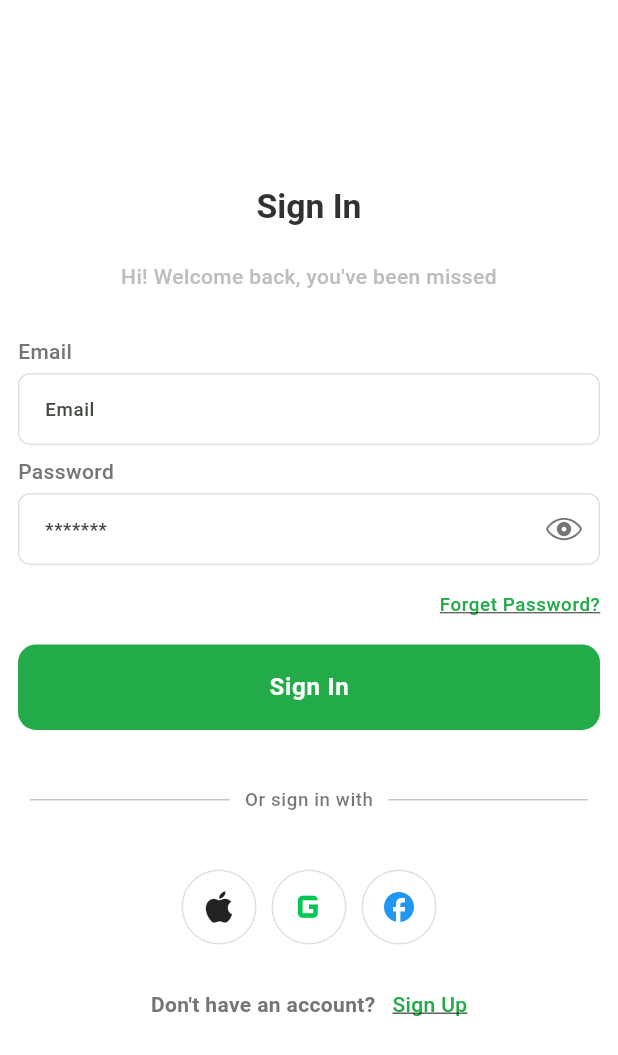
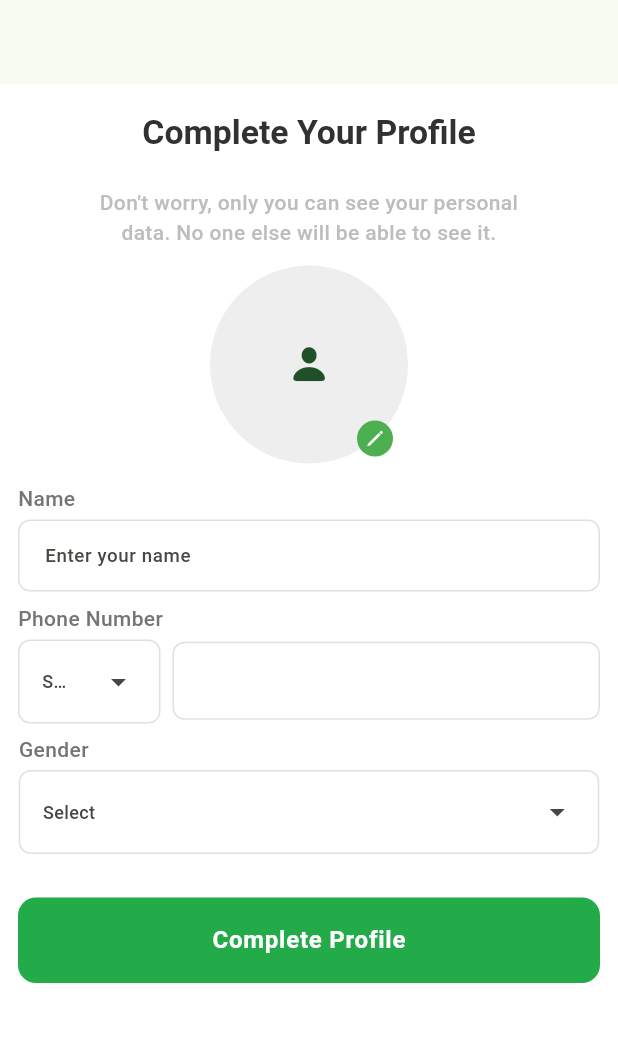
Before and after one commit to shuhaibkt02/easy_cart, a Flutter app: the screen it shows after launch, on a phone screen of 412 x 824 dp. Shown: the top 1055 px of the screen. Run offline on Flutter 3.47's test engine with Material 3 defaults, Android fonts, the phone set to English and light mode, and no system bars; our stand-ins replace flutter_bloc, fpdart, get_it, supabase_flutter; accounts and stored records are empty.

Commit message:
create profile page completed ui

```diff
--- /dev/null
+++ b/lib/feature/auth/presentation/screen/create_profile_screen.dart
@@ -0,0 +1,132 @@
+import 'package:easy_cart/feature/auth/presentation/widget/custom_button.dart';
+import 'package:easy_cart/feature/auth/presentation/widget/custom_text.dart';
+import 'package:easy_cart/feature/auth/presentation/widget/custom_text_field.dart';
+import 'package:easy_cart/feature/auth/presentation/widget/dropdown_custom.dart';
+import 'package:easy_cart/feature/auth/presentation/widget/phone_number_field.dart';
+import 'package:flutter/cupertino.dart';
+import 'package:flutter/material.dart';
+
+class CreateProfile extends StatelessWidget {
+  const CreateProfile({super.key});
+
+  @override
+  Widget build(BuildContext context) {
+    double width = MediaQuery.sizeOf(context).width;
+    final textStyle = Theme.of(context).textTheme;
+    final nameController = TextEditingController();
+    final phoneController = TextEditingController();
+    final GlobalKey<FormState> _formKey = GlobalKey<FormState>();
+
+    // function
+    void completeProcess() {
+      if (_formKey.currentState!.validate()) {}
+    }
+
+    return Scaffold(
+      appBar: AppBar(),
+      body: SingleChildScrollView(
+        child: Padding(
+          padding: const EdgeInsets.symmetric(horizontal: 12.0, vertical: 7),
+          child: Form(
+            key: _formKey,
+            child: Column(
+              children: [
+                CustomText(
+                  width: width,
+                  textStyle: textStyle,
+                  heading: 'Complete Your Profile',
+                  message:
+                      'Don\'t worry, only you can see your personal\ndata. No one else will be able to see it.',
+                ),
+                _EditProfile(
+                  width: width,
+                  ontap: () {},
+                ),
+                CustomTextField(
+                  width: width,
+                  textStyle: textStyle,
+                  label: 'Name',
+                  hintText: 'Enter your name',
+                  controller: nameController,
+                ),
+                CustomTextField(
+                  width: width,
+                  textStyle: textStyle,
+                  label: 'Phone Number',
+                  hintText: 'Enter phone number',
+                  controller: nameController,
+                  child: PhoneField(
+                    textStyle: textStyle,
+                    width: width,
+                    controller: phoneController,
+                  ),
+                ),
+                CustomTextField(
+                  width: width,
+                  textStyle: textStyle,
+                  label: 'Gender',
+                  hintText: '',
+                  controller: nameController,
+                  child: CustomDropDown(
+                    textStyle: textStyle,
+                    width: width,
+                    dropList: const ['Male', 'Female'],
+                    onSelect: (value) {},
+                  ),
+                ),
+                const SizedBox(height: 30),
+                CustomButton(
+                  width: width,
+                  btnLabel: 'Complete Profile',
+                  onpress: completeProcess,
+                )
+              ],
+            ),
+          ),
+        ),
+      ),
+    );
+  }
+}
+
+class _EditProfile extends StatelessWidget {
+  const _EditProfile({
+    required this.width,
+    required this.ontap,
+  });
+
+  final double width;
+  final VoidCallback ontap;
+
+  @override
+  Widget build(BuildContext context) {
+    return SizedBox(
+      height: width / 3,
+      child: Stack(
+        children: [
+          CircleAvatar(
+            backgroundColor: Colors.grey.shade200,
+            radius: 66,
+            child: const Icon(CupertinoIcons.person_fill, size: 30),
+          ),
+          Positioned(
+            bottom: 10,
+            right: 10,
+            child: GestureDetector(
+              onTap: ontap,
+              child: const CircleAvatar(
+                radius: 12,
+                backgroundColor: Colors.green,
+                child: Icon(
+                  CupertinoIcons.pencil,
+                  color: Colors.white,
+                  size: 15,
+                ),
+              ),
+            ),
+          )
+        ],
+      ),
+    );
+  }
+}
--- a/lib/feature/auth/presentation/widget/custom_text_field.dart
+++ b/lib/feature/auth/presentation/widget/custom_text_field.dart
@@ -11,6 +11,7 @@ class CustomTextField extends StatelessWidget {
     this.suffixIcon,
     required this.controller,
     this.keyboardType,
+    this.child,
   });
 
   final double width;
@@ -21,6 +22,7 @@ class CustomTextField extends StatelessWidget {
   final Widget? suffixIcon;
   final TextEditingController controller;
   final TextInputType? keyboardType;
+  final Widget? child;
 
   @override
   Widget build(BuildContext context) {
@@ -31,6 +33,7 @@ class CustomTextField extends StatelessWidget {
           padding: const EdgeInsets.only(bottom: 4.0, top: 8),
           child: Text(label, style: textStyle.bodyMedium),
         ),
+        child ??
             TextFormField(
               keyboardType: keyboardType,
               controller: controller,
--- /dev/null
+++ b/lib/feature/auth/presentation/widget/dropdown_custom.dart
@@ -0,0 +1,34 @@
+import 'package:flutter/material.dart';
+
+class CustomDropDown extends StatelessWidget {
+  final TextTheme textStyle;
+  final double width;
+  final List<String> dropList;
+  final void Function(String?)? onSelect;
+  const CustomDropDown({
+    super.key,
+    required this.textStyle,
+    required this.width,
+    required this.dropList,
+    this.onSelect,
+  });
+
+  @override
+  Widget build(BuildContext context) {
+    return SizedBox(
+      height: 55,
+      child: DropdownMenu(
+        hintText: 'Select',
+        width: width - 25,
+        enableFilter: true,
+        onSelected: onSelect,
+        textStyle: textStyle.bodyMedium?.copyWith(fontSize: 12),
+        dropdownMenuEntries: List.generate(
+          dropList.length,
+          (index) =>
+              DropdownMenuEntry(value: dropList[index], label: dropList[index]),
+        ),
+      ),
+    );
+  }
+}
--- /dev/null
+++ b/lib/feature/auth/presentation/widget/phone_number_field.dart
@@ -0,0 +1,44 @@
+import 'package:easy_cart/feature/auth/presentation/widget/dropdown_custom.dart';
+import 'package:flutter/material.dart';
+
+class PhoneField extends StatelessWidget {
+  const PhoneField({
+    super.key,
+    required this.textStyle,
+    required this.width,
+    required this.controller,
+  });
+
+  final TextTheme textStyle;
+  final double width;
+  final TextEditingController controller;
+
+  @override
+  Widget build(BuildContext context) {
+    return Row(
+      crossAxisAlignment: CrossAxisAlignment.center,
+      mainAxisAlignment: MainAxisAlignment.center,
+      children: [
+        CustomDropDown(
+          textStyle: textStyle,
+          width: 120,
+          dropList: const ['+1', '+91'],
+        ),
+        const SizedBox(width: 8),
+        Expanded(
+          child: TextFormField(
+            validator: (value) {
+              if (value == null || value.isEmpty) {
+                return 'Please enter your phone';
+              }
+              return null;
+            },
+            controller: controller,
+            style: textStyle.bodyMedium,
+            keyboardType: TextInputType.phone,
+          ),
+        ),
+      ],
+    );
+  }
+}
--- a/lib/main.dart
+++ b/lib/main.dart
@@ -1,4 +1,5 @@
 import 'package:easy_cart/feature/auth/presentation/logic/Auth/auth_bloc.dart';
+import 'package:easy_cart/feature/auth/presentation/screen/create_profile_screen.dart';
 import 'package:easy_cart/feature/auth/presentation/screen/login_screen.dart';
 import 'package:easy_cart/feature/onboarding/presentation/screen/splash_screen.dart';
 import 'package:easy_cart/utils/core/custom_theme.dart';
@@ -30,7 +31,7 @@ class MyApp extends StatelessWidget {
       debugShowCheckedModeBanner: false,
       theme: appTheme,
       title: 'Easy Cart',
-      home: const LoginScreen(),
+      home: const CreateProfile(),
     );
   }
 }
```
Lines whose indentation alone changed are shown as unchanged.
